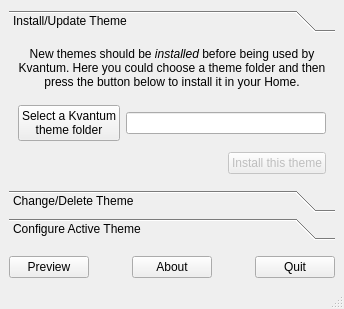
This is Kvantum/kvantummanager/kvantummanager.ui in tsujan/Kvantum as Qt 5 draws it before an edit. The edited form follows.
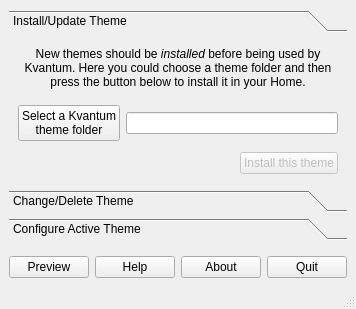
This is the edited form. Icons and pictures are not drawn.

The edit to the form file:
```diff
--- a/Kvantum/kvantummanager/kvantummanager.ui
+++ b/Kvantum/kvantummanager/kvantummanager.ui
@@ -26,7 +26,7 @@
     <property name="topMargin">
      <number>10</number>
     </property>
-    <item row="0" column="0" colspan="3">
+    <item row="0" column="0" colspan="4">
      <widget class="QToolBox" name="toolBox">
       <property name="sizePolicy">
        <sizepolicy hsizetype="MinimumExpanding" vsizetype="MinimumExpanding">
@@ -1265,7 +1265,7 @@
       </widget>
      </widget>
     </item>
-    <item row="2" column="2" alignment="Qt::AlignRight">
+    <item row="2" column="3" alignment="Qt::AlignRight">
      <widget class="QPushButton" name="quit">
       <property name="toolTip">
        <string>Ctrl+Q</string>
@@ -1301,7 +1301,7 @@
       </property>
      </widget>
     </item>
-    <item row="2" column="1" alignment="Qt::AlignHCenter">
+    <item row="2" column="2" alignment="Qt::AlignHCenter">
      <widget class="QPushButton" name="aboutButton">
       <property name="text">
        <string>About</string>
@@ -1313,7 +1313,7 @@
       </property>
      </widget>
     </item>
-    <item row="1" column="0" colspan="3">
+    <item row="1" column="0" colspan="4">
      <spacer name="verticalSpacer_12">
       <property name="orientation">
        <enum>Qt::Vertical</enum>
@@ -1329,6 +1329,24 @@
       </property>
      </spacer>
     </item>
+    <item row="2" column="1" alignment="Qt::AlignHCenter">
+     <widget class="QPushButton" name="whatsthisButton">
+      <property name="toolTip">
+       <string>What's This?</string>
+      </property>
+      <property name="whatsThis">
+       <string>&lt;html&gt;&lt;head/&gt;&lt;body&gt;&lt;p&gt;Click on this button and then click on a GUI element that has &amp;quot;What's This&amp;quot; tooltip  to get information about what it does.&lt;/p&gt;&lt;p&gt;There are also ordinary tooltips but this kind of tooltip will not disappear until you click somewhere.&lt;/p&gt;&lt;/body&gt;&lt;/html&gt;</string>
+      </property>
+      <property name="text">
+       <string>Help</string>
+      </property>
+      <property name="icon">
+       <iconset theme="help-contextual">
+        <normaloff/>
+       </iconset>
+      </property>
+     </widget>
+    </item>
    </layout>
   </widget>
   <widget class="QStatusBar" name="statusBar"/>
```
Left out of the diff: 190 changed lines with no effect on the pictures.
